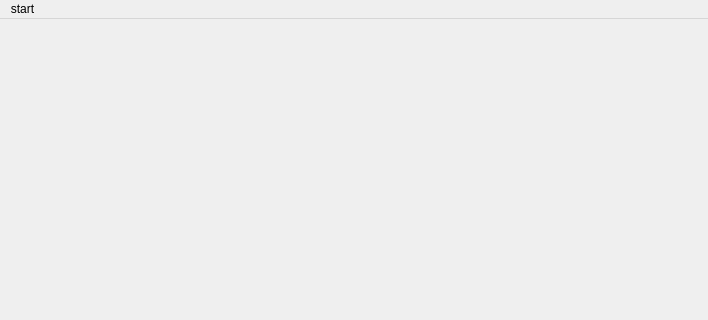
Before: the Qt Designer form coinchallenge/mainwindow.ui in Yballul/-, drawn with Qt 5; both pictures show x 0 to 708 and y 0 to 320 of the 708 by 629 pixel window.
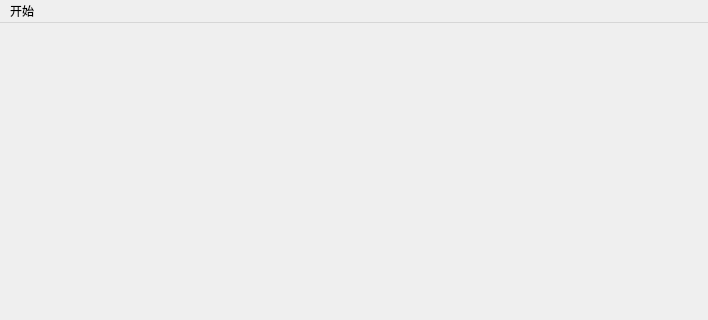
After: the same form once the commit is applied.

```diff
--- a/coinchallenge/mainwindow.ui
+++ b/coinchallenge/mainwindow.ui
@@ -20,12 +20,12 @@
      <x>0</x>
      <y>0</y>
      <width>708</width>
-     <height>25</height>
+     <height>26</height>
     </rect>
    </property>
    <widget class="QMenu" name="menu">
     <property name="title">
-     <string>start</string>
+     <string>开始</string>
     </property>
     <addaction name="actionquit"/>
    </widget>
```
Left out of the diff: 2 changed lines with no effect on the pictures.
